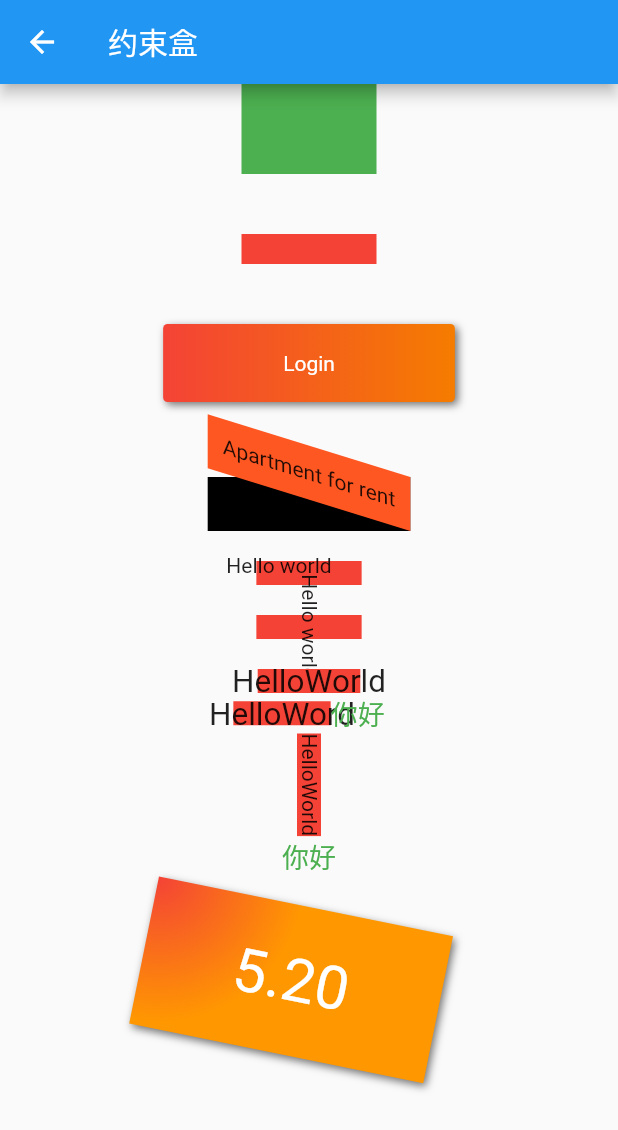
After one commit to yiduoyihan/flutter_app, a Flutter app: the screen it shows after launch, after a tap on "约束盒", on a phone screen of 412 x 824 dp. The commit adds this screen. Shown: the top 1130 px of the screen. Run offline on Flutter 3.47's test engine with Material 2 defaults, Android fonts, the phone set to English and light mode, and no system bars.

Commit message:
新增与修改部分

```diff
--- /dev/null
+++ b/lib/center/UseConstrainedBox.dart
@@ -0,0 +1,198 @@
+import 'package:flutter/cupertino.dart';
+import 'package:flutter/material.dart';
+import 'dart:math' as math;
+
+///BoxConstraints⽤于设置限制条件，它的定义如下：
+/// const BoxConstraints({
+/// this.minWidth = 0.0, //最⼩宽度
+/// this.maxWidth = double.infinity, //最⼤宽度
+/// this.minHeight = 0.0, //最⼩⾼度
+/// this.maxHeight = double.infinity //最⼤⾼度
+/// })
+///
+/// BoxConstraints还定义了⼀些便捷的构造函数，⽤于快速⽣成特定限制规则的BoxConstraints，
+/// 如 BoxConstraints.tight(Size size) ，它可以⽣成给定⼤⼩的限制； const BoxConstraints.expand() 可以⽣成⼀个尽可
+/// 能⼤的⽤以填充另⼀个容器的BoxConstraints
+///
+/// 多重限制子控件最终只会取限制中数值较大的那一个。
+///
+/// UnconstrainedBox不会对⼦Widget产⽣任何限制，它允许其⼦Widget按照其本身⼤⼩绘制。
+/// 但是父widget的大小会保持自己设置的大小。
+// ignore: must_be_immutable
+class UseConstrainedBox extends StatelessWidget {
+  @override
+  Widget build(BuildContext context) {
+    return Scaffold(
+      appBar: AppBar(
+        title: Text("约束盒"),
+      ),
+      body: Column(
+        children: <Widget>[
+          // ConstrainedBox(
+          //   constraints: BoxConstraints(
+          //     minWidth: double.infinity,
+          //     minHeight: 80,
+          //   ),
+          //   child: Container(
+          //     height: 5.0, //虽然设置了5，实际上显示的仍然是80的高度
+          //     child: redBox,
+          //   ),
+          // ),
+          // ConstrainedBox(
+          //   constraints: BoxConstraints.tight(Size(40, 40)),
+          //   child: Container(
+          //     height: 5.0, //虽然设置了5，实际上显示的仍然是80的高度
+          //     child: greenBox,
+          //   ),
+          // ),
+          // SizedBox(
+          //   width: 100,
+          //   height: 100,
+          //   child: redBox,
+          // ),
+          ConstrainedBox(
+              constraints: BoxConstraints(minWidth: 60.0, minHeight: 60.0), //⽗
+              child: ConstrainedBox(
+                constraints: BoxConstraints(minWidth: 90.0, minHeight: 20.0),
+                //⼦
+                child: greenBox,
+              )),
+          ConstrainedBox(
+              constraints: BoxConstraints(minWidth: 60.0, minHeight: 100.0), //⽗
+              child: UnconstrainedBox(
+                //“去除”⽗级限制
+                child: ConstrainedBox(
+                  constraints: BoxConstraints(minWidth: 90.0, minHeight: 20.0),
+                  //⼦
+                  child: redBox,
+                ),
+              )),
+          DecoratedBox(
+            decoration: BoxDecoration(
+                gradient:
+                    LinearGradient(colors: [Colors.red, Colors.orange[700]]),
+                borderRadius: BorderRadius.circular(3.0),
+                boxShadow: [
+                  BoxShadow(
+                      color: Colors.black54,
+                      offset: Offset(2.0, 2.0),
+                      blurRadius: 4.0)
+                ]),
+            child: Padding(
+              padding: EdgeInsets.symmetric(horizontal: 80, vertical: 18),
+              child: Text(
+                "Login",
+                style: TextStyle(color: Colors.white),
+              ),
+            ),
+          ),
+          Container(
+            height: 50,
+          ),
+          Container(
+            color: Colors.black,
+            child: Transform(
+              alignment: Alignment.topRight, //相对于坐标系原点对应的位置
+              transform: Matrix4.skewY(0.3), //沿着Y轴倾斜0.3弧度
+              child: Container(
+                padding: EdgeInsets.all(10),
+                color: Colors.deepOrange,
+                child: Text("Apartment for rent"),
+              ),
+            ),
+          ),
+          Container(
+            height: 20,
+          ),
+
+          ///Transform的变换是应⽤在绘制阶段，⽽并不是应⽤在布局(layout)阶段，所以⽆论对⼦widget应⽤何种变化，其占
+          /// ⽤空间的⼤⼩和在屏幕上的位置都是固定不变的，因为这些是在布局阶段就确定的
+          DecoratedBox(
+            decoration: BoxDecoration(color: Colors.red),
+            child: Transform.translate(
+              offset: Offset(-20, -5),
+              child: Text("Hello world"),
+            ),
+          ),
+          Container(
+            height: 20,
+          ),
+          DecoratedBox(
+            decoration: BoxDecoration(color: Colors.red),
+            child: Transform.rotate(
+              angle: math.pi / 2,
+              child: Text("Hello world"),
+            ),
+          ),
+          Container(
+            height: 20,
+          ),
+          DecoratedBox(
+            decoration: BoxDecoration(color: Colors.red),
+            child: Transform.scale(
+              scale: 1.5, //放大到1.5倍
+              child: Text("HelloWorld"),
+            ),
+          ),
+          Row(
+            mainAxisAlignment: MainAxisAlignment.center,
+            children: <Widget>[
+              DecoratedBox(
+                decoration: BoxDecoration(color: Colors.red),
+                child: Transform.scale(
+                  scale: 1.5,
+                  child: Text("HelloWord"),
+                ),
+              ),
+              Text(
+                "你好",
+                style: TextStyle(color: Colors.green, fontSize: 18),
+              )
+            ],
+          ),
+
+          ///RotatedBox和Transform.rotate功能相似，它们都可以对⼦widget进⾏旋转变换，
+          ///但是有⼀点不同：RotatedBox的变换是在layout阶段，会影响在⼦widget的位置和⼤⼩
+          DecoratedBox(
+            decoration: BoxDecoration(color: Colors.red),
+            child: RotatedBox(
+              quarterTurns: 1, //旋转90°
+              child: Text("HelloWorld"),
+            ),
+          ),
+          Text(
+            "你好",
+            style: TextStyle(color: Colors.green, fontSize: 18),
+          ),
+          Container(
+            constraints: BoxConstraints.tightFor(width: 200,height: 100),
+            decoration: BoxDecoration(
+              gradient: RadialGradient(
+                colors: [Colors.red,Colors.orange],
+                center: Alignment.topLeft,
+                radius: .98
+              ),
+              boxShadow: [
+                BoxShadow(
+                  color: Colors.black54,
+                  offset: Offset(2.0,2.0),
+                  blurRadius: 4.0
+                )
+              ]
+            ),
+            transform: Matrix4.rotationZ(.2),
+            alignment: Alignment.center,
+            child: Text("5.20",style: TextStyle(color: Colors.white,fontSize: 40.0),),
+          ),
+        ],
+      ),
+    );
+  }
+
+  Widget redBox = DecoratedBox(
+    decoration: BoxDecoration(color: Colors.red),
+  );
+  Widget greenBox = DecoratedBox(
+    decoration: BoxDecoration(color: Colors.green),
+  );
+}
--- a/lib/main.dart
+++ b/lib/main.dart
@@ -1,20 +1,22 @@
 import 'package:flutter/material.dart';
-import 'package:flutterapp/CheckBox.dart';
-import 'package:flutterapp/Counter.dart';
-import 'package:flutterapp/EditText.dart';
-import 'package:flutterapp/ParentManagerState.dart';
-
-import 'AlignLayout.dart';
-import 'BlendManagerState.dart';
-import 'ButtonStyle.dart';
-import 'FlexLayout.dart';
-import 'LinearLayout.dart';
-import 'PicAndIcon.dart';
-import 'ProgressBar.dart';
-import 'SelfManagerState.dart';
-import 'StackLayout.dart';
-import 'TextFontStyle.dart';
-import 'WrapFlowLayout.dart';
+import 'center/UseConstrainedBox.dart';
+import 'center/UsePadding.dart';
+import 'center/UseScaffold.dart';
+import 'left/AlignLayout.dart';
+import 'left/BlendManagerState.dart';
+import 'left/ButtonStyle.dart';
+import 'left/CheckBox.dart';
+import 'left/Counter.dart';
+import 'left/EditText.dart';
+import 'left/FlexLayout.dart';
+import 'left/LinearLayout.dart';
+import 'left/ParentManagerState.dart';
+import 'left/PicAndIcon.dart';
+import 'left/ProgressBar.dart';
+import 'left/SelfManagerState.dart';
+import 'left/StackLayout.dart';
+import 'left/TextFontStyle.dart';
+import 'left/WrapFlowLayout.dart';
 
 ///程序入口
 
@@ -47,6 +49,9 @@ class MyApp extends StatelessWidget {
         "wrap_and_flow_in_app": (context) => WrapFlowLayout(), //流式布局
         "stack_and_positioned": (context) => StackLayout(), //层叠布局
         "align_and_relative__": (context) => AlignLayout(), //对齐与相对定位
+        "padding_in_layout___": (context) => UsePadding(), //对padding的使用
+        "constrained_box_use_": (context) => UseConstrainedBox(), //ConstrainedBox
+        "scaffold_in_flutter_": (context) => UseScaffold(), //ConstrainedBox
       },
     );
   }
@@ -64,8 +69,8 @@ class MyHomePage extends StatelessWidget {
         child: Row(
           mainAxisAlignment: MainAxisAlignment.spaceEvenly,
           children: [
-            buildButtonColumn(context),
-            // buildButtonColumn(context),
+            buildButtonColumnLeft(context),
+            buildButtonColumnCenter(context),
             // buildButtonColumn(context),
           ],
         ),
@@ -73,7 +78,7 @@ class MyHomePage extends StatelessWidget {
     );
   }
 
-  buildButtonColumn(BuildContext context) {
+  buildButtonColumnLeft(BuildContext context) {
     return Column(
       children: [
         RaisedButton(
@@ -124,6 +129,25 @@ class MyHomePage extends StatelessWidget {
       ],
     );
   }
+
+  buildButtonColumnCenter(BuildContext context) {
+    return Column(
+      children: <Widget>[
+        RaisedButton(
+          child: Text("padding"),
+          onPressed: () => startActivity(context, "padding_in_layout___"),
+        ),
+        RaisedButton(
+          child: Text("约束盒"),
+          onPressed: () => startActivity(context, "constrained_box_use_"),
+        ),
+        RaisedButton(
+          child: Text("脚手架的使用"),
+          onPressed: ()=> startActivity(context, "scaffold_in_flutter_"),
+        ),
+      ],
+    );
+  }
 }
 
 startActivity(BuildContext context, String string) {
```
Also changed, not shown: lib/center/UsePadding.dart (added, +75 -0 lines), lib/center/UseScaffold.dart (added, +76 -0 lines), lib/left/AlignLayout.dart (renamed from lib/AlignLayout.dart), lib/left/BlendManagerState.dart (renamed from lib/BlendManagerState.dart), lib/left/ButtonStyle.dart (renamed from lib/ButtonStyle.dart), lib/left/CheckBox.dart (renamed from lib/CheckBox.dart), lib/left/Counter.dart (renamed from lib/Counter.dart), lib/left/EditText.dart (renamed from lib/EditText.dart), lib/left/FlexLayout.dart (renamed from lib/FlexLayout.dart), lib/left/LinearLayout.dart (renamed from lib/LinearLayout.dart), lib/left/MyIcons.dart (renamed from lib/MyIcons.dart), lib/left/ParentManagerState.dart (renamed from lib/ParentManagerState.dart), lib/left/PicAndIcon.dart (renamed from lib/PicAndIcon.dart), lib/left/ProgressBar.dart (renamed from lib/ProgressBar.dart), 4 more files.
